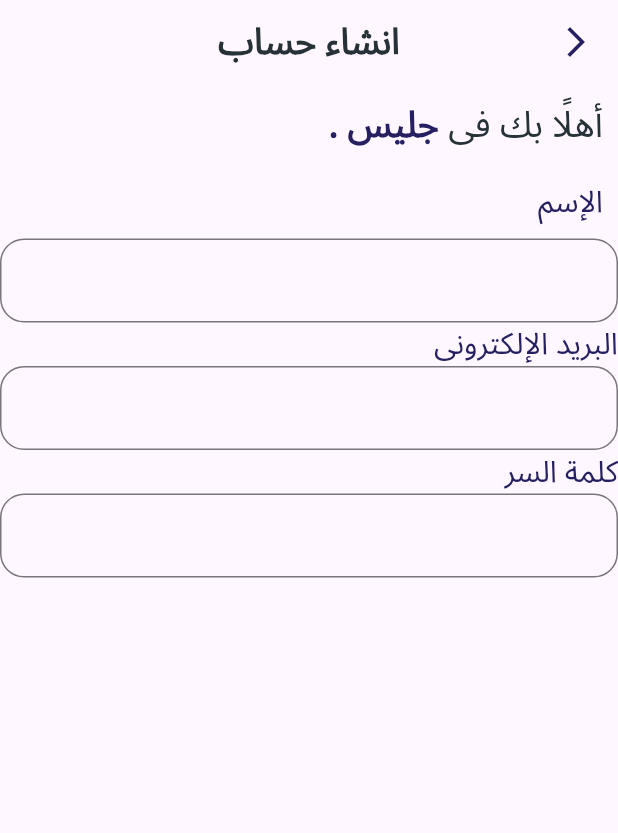
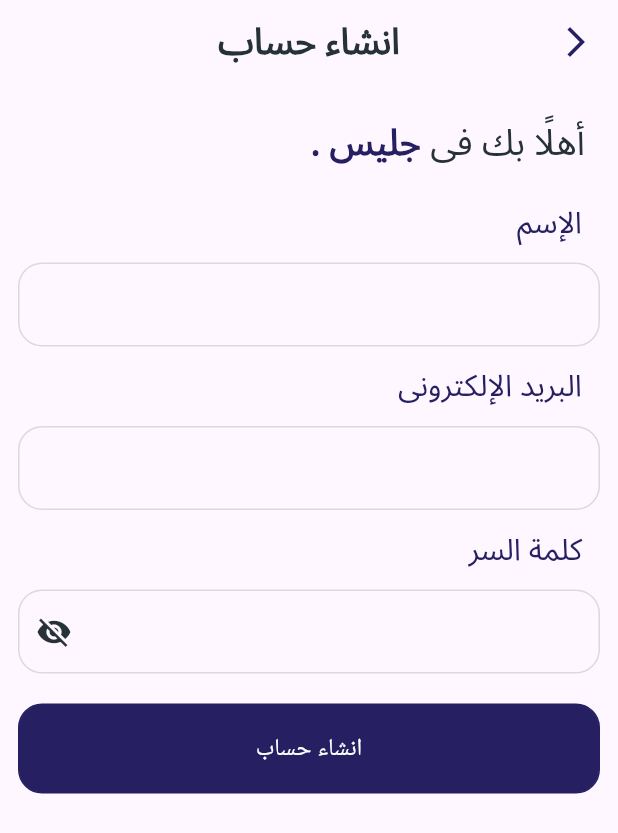
Before and after one commit to mahmoudhatems/Galies-App, a Flutter app: the RegisterPage screen opened by its route, on a phone screen of 412 x 824 dp. Shown: the top 833 px of the screen. Run offline on Flutter 3.47's test engine with Material 3 defaults, Android fonts, the light colour scheme and no system bars.

Commit message:
Finish register

```diff
--- a/lib/constants.dart
+++ b/lib/constants.dart
@@ -5,6 +5,7 @@
  const splashColor=Color(0xffF0EEFF);
  const primaryColor=Color(0xff262062);
  const secondaryColor=Color(0xff263238);
+  const hintTextColor=Color(0xff455A64);
   const ternaryColor=Color(0xffDADADA);
   const backColor=Color(0xffFFFFFF);
   const txtsecondarycolor=Color(0xff000000);
--- a/lib/screens/register.dart
+++ b/lib/screens/register.dart
@@ -1,5 +1,8 @@
 import 'package:flutter/material.dart';
 import 'package:galies/constants.dart';
+import 'package:galies/widgets/Coustom_password_text.dart';
+import 'package:galies/widgets/coustom_text_field.dart';
+import 'package:galies/widgets/custom_button.dart';
 
 class RegisterPage extends StatelessWidget {
   const RegisterPage({super.key});
@@ -12,11 +15,11 @@
         appBar: AppBar(
           leading: IconButton(
               onPressed: () {},
-              icon: Icon(
+              icon: const Icon(
                 Icons.arrow_back_ios_new,
                 color: primaryColor,
               )),
-          title: Text("انشاء حساب",
+          title: const Text("انشاء حساب",
               style: TextStyle(
                   color: secondaryColor,
                   fontSize: 24,
@@ -24,11 +27,13 @@
                   fontFamily: 'Noto Sans Arabic')),
           centerTitle: true,
         ),
-        body: Column(
+        body: Padding(
+          padding: const EdgeInsets.symmetric(vertical: 12, horizontal: 12),
+          child: ListView(
             children: [
-            Padding(
-              padding: const EdgeInsets.only(
-                  top: 10.0, left: 10, right: 10, bottom: 10),
+              const Padding(
+                padding:
+                    EdgeInsets.only(top: 10.0, left: 10, right: 10, bottom: 10),
                 child: Row(
                   children: [
                     Text("أهلًا بك فى",
@@ -45,9 +50,8 @@
                   ],
                 ),
               ),
-            Padding(
-              padding: const EdgeInsets.only(
-                  top: 10.0, left: 10, right: 10, bottom: 10),
+              const Padding(
+                padding: EdgeInsets.all(12),
                 child: Row(
                   children: [
                     Text("الإسم",
@@ -59,15 +63,12 @@
                   ],
                 ),
               ),
-            TextField(
-              keyboardType: TextInputType.name,
-             decoration:InputDecoration(
-              border: OutlineInputBorder(
-                borderRadius: BorderRadius.circular(16)
-              )
-             ) ,
+               CustomTextField(
+                mycontroller: TextEditingController(),
               ),
-             Row(
+              const Padding(
+                padding:  EdgeInsets.all(12),
+                child:  Row(
                   children: [
                     Text("البريد الإلكترونى",
                         style: TextStyle(
@@ -77,15 +78,13 @@
                             fontFamily: 'Noto Sans Arabic'))
                   ],
                 ),
-              TextField(
-              keyboardType: TextInputType.emailAddress,
-             decoration:InputDecoration(
-              border: OutlineInputBorder(
-                borderRadius: BorderRadius.circular(16)
-              )
-             ) ,
               ),
-             Row(
+              CustomTextField(
+                mycontroller: TextEditingController(),
+              ),
+              const Padding(
+                padding:  EdgeInsets.all(12),
+                child:  Row(
                   children: [
                     Text("كلمة السر",
                         style: TextStyle(
@@ -95,16 +94,27 @@
                             fontFamily: 'Noto Sans Arabic'))
                   ],
                 ),
-               TextField(
-                textInputAction:TextInputAction.done ,
-              keyboardType: TextInputType.visiblePassword,
-             decoration:InputDecoration(
-              border: OutlineInputBorder(
-                borderRadius: BorderRadius.circular(16)
-              )
-             ) ,
               ),
+              CustomPassTextField(
+                mycontroller: TextEditingController(),
+              ),
+              SizedBox(
+                height: 20,
+              ),
+               CoustomButton(
+              onTap: () {
+
+              },
+              text: "انشاء حساب",
+              textColor: backColor,
+              buttonBorderColor: primaryColor,
+              buttonColor: primaryColor,
+            ),
+
+
+
             ],
+          ),
         ),
       ),
     );
--- /dev/null
+++ b/lib/widgets/Coustom_password_text.dart
@@ -0,0 +1,49 @@
+import 'package:flutter/material.dart';
+import 'package:galies/constants.dart';
+
+class CustomPassTextField extends StatefulWidget {
+  const CustomPassTextField(
+      {super.key, this.hintText, required this.mycontroller});
+  final String? hintText;
+
+  final TextEditingController mycontroller;
+
+  @override
+  State<CustomPassTextField> createState() => _CustomPassTextFieldState();
+}
+
+class _CustomPassTextFieldState extends State<CustomPassTextField> {
+  bool obscureText = true;
+  @override
+  Widget build(BuildContext context) {
+
+    return TextField(
+      obscureText: obscureText,
+      controller: widget.mycontroller,
+      decoration: InputDecoration(
+          suffixIcon: GestureDetector(
+              onTap: () {
+                setState(() {
+                  obscureText = !obscureText;
+                });
+              },
+              child: obscureText
+                  ? const Icon(
+                      Icons.visibility_off,
+                      color: secondaryColor,
+                    )
+                  : const Icon(
+                      Icons.visibility,
+                      color: secondaryColor,
+                    )),
+          hintText: widget.hintText,
+          hintStyle: const TextStyle(color: hintTextColor),
+          enabledBorder: OutlineInputBorder(
+              borderRadius: BorderRadius.circular(16),
+              borderSide: const BorderSide(color: ternaryColor)),
+          border: OutlineInputBorder(
+              borderRadius: BorderRadius.circular(20),
+              borderSide: const BorderSide(color: ternaryColor))),
+    );
+  }
+}
--- a/lib/widgets/coustom_text_field.dart
+++ b/lib/widgets/coustom_text_field.dart
@@ -1,29 +1,27 @@
 import 'package:flutter/material.dart';
+import 'package:galies/constants.dart';
 
 class CustomTextField extends StatelessWidget {
-   const CustomTextField({super.key, this.hintText,this.obscureText=false, required this.mycontroller});
+   const CustomTextField({super.key, this.hintText, required this.mycontroller});
 final String? hintText;
-final bool obscureText;
+
 final TextEditingController mycontroller;
   @override
   Widget build(BuildContext context) {
-    return Padding(
-      padding: const EdgeInsets.only(right:8,left: 8),
-      child: TextField(
-        obscureText: obscureText,
+    return TextField(
+
       controller: mycontroller,
           decoration: InputDecoration(
             hintText:hintText ,
             hintStyle: const TextStyle(
-                color:  Colors.black54
+              color:  hintTextColor
             ),
               enabledBorder: OutlineInputBorder(
                   borderRadius: BorderRadius.circular(16),
-                    borderSide: const BorderSide(color: Colors.black)),
+                  borderSide: const BorderSide(color:ternaryColor)),
               border: OutlineInputBorder(
                   borderRadius: BorderRadius.circular(20),
-                    borderSide: const BorderSide(color: Colors.black))),
-          ),
+                  borderSide: const BorderSide(color:ternaryColor))),
         );
   }
 }
```
Lines whose indentation alone changed are shown as unchanged.
